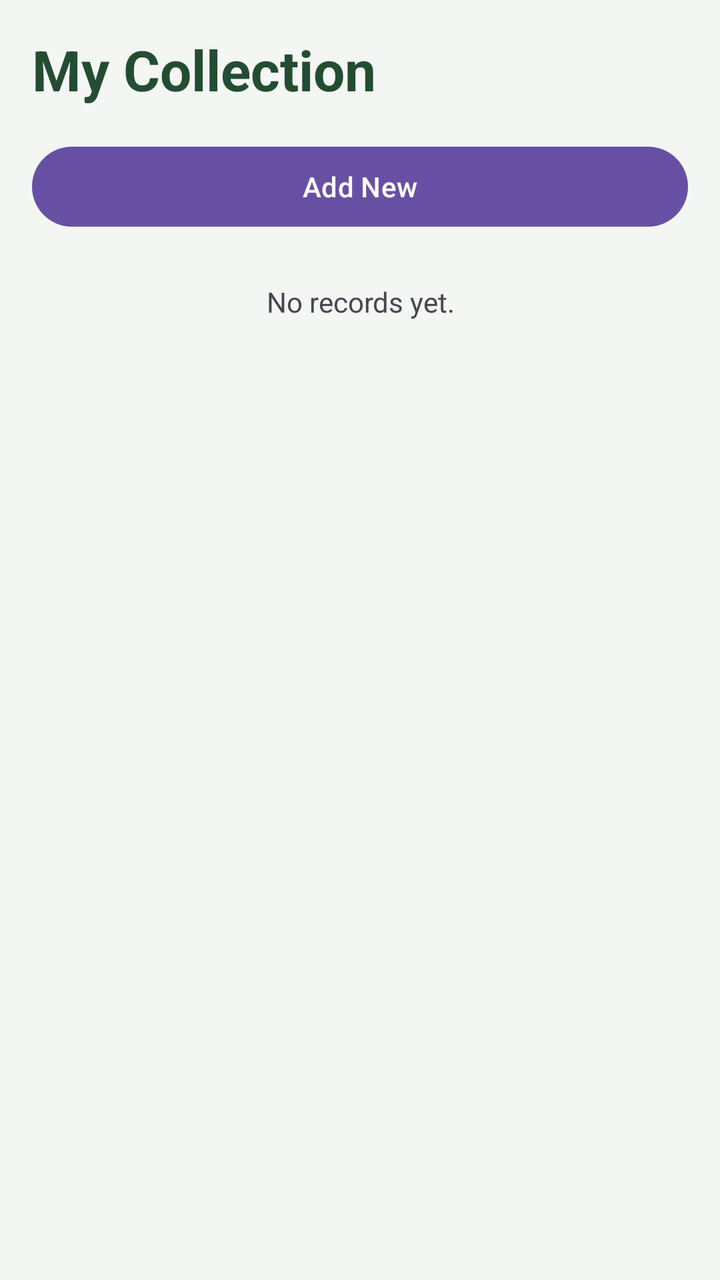
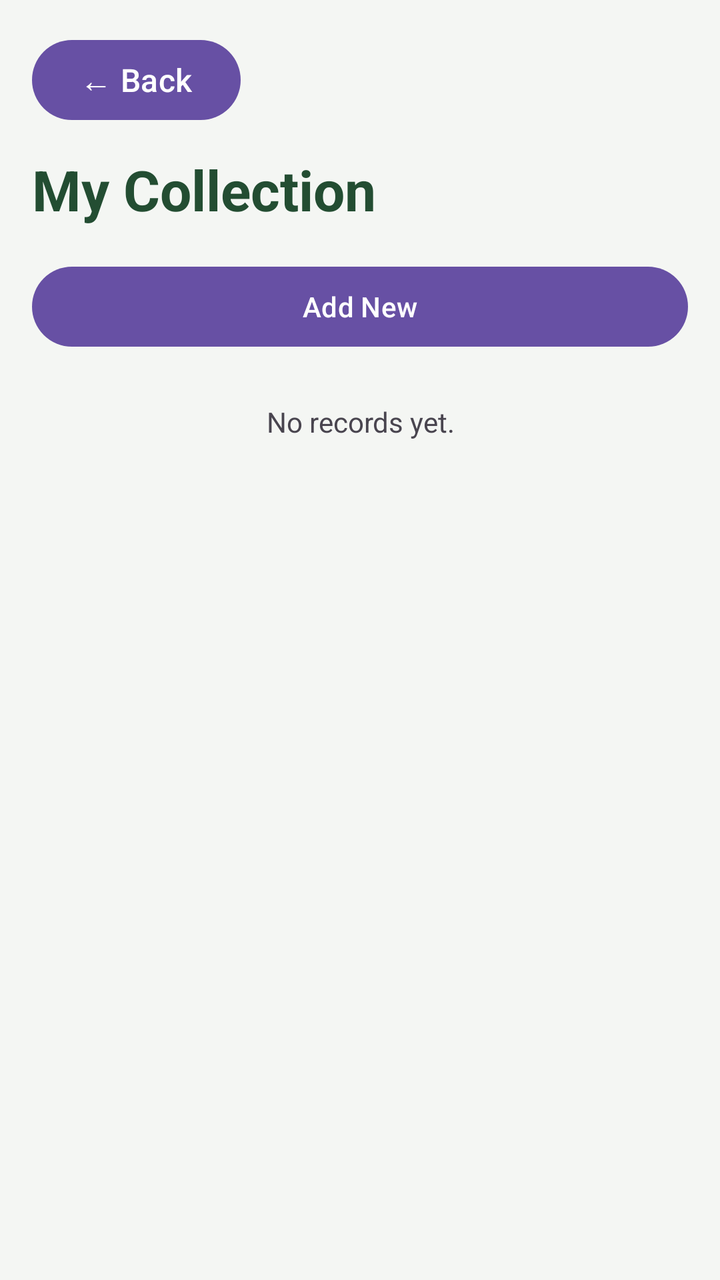

Before-and-after screenshots of an Android layout around one commit, followed by the original layout XML and the change that was made.
<!-- AndroidManifest.xml: application theme Theme.HuntersStory -->
<!-- res/layout/activity_collection.xml -->
<?xml version="1.0" encoding="utf-8"?>
<LinearLayout
    xmlns:android="http://schemas.android.com/apk/res/android"
    android:layout_width="match_parent"
    android:layout_height="match_parent"
    android:orientation="vertical"
    android:padding="16dp"
    android:background="#F4F6F3">

    <TextView
        android:id="@+id/tvCollectionTitle"
        android:layout_width="match_parent"
        android:layout_height="wrap_content"
        android:text="My Collection"
        android:textSize="28sp"
        android:textStyle="bold"
        android:textColor="#234D32"
        android:layout_marginBottom="16dp" />

    <Button
        android:id="@+id/btnAddCollection"
        android:layout_width="match_parent"
        android:layout_height="wrap_content"
        android:text="Add New" />

    <TextView
        android:id="@+id/tvCollectionEmpty"
        android:layout_width="match_parent"
        android:layout_height="wrap_content"
        android:text="No records yet."
        android:gravity="center"
        android:padding="24dp" />

    <androidx.recyclerview.widget.RecyclerView
        android:id="@+id/rvCollection"
        android:layout_width="match_parent"
        android:layout_height="0dp"
        android:layout_weight="1"
        android:layout_marginTop="12dp" />

</LinearLayout>
<!-- resources referenced by this layout -->
<resources>
  <style name="Theme.HuntersStory" parent="Base.Theme.HuntersStory" />
  <style name="Base.Theme.HuntersStory" parent="Theme.Material3.DayNight.NoActionBar">
          
          
      </style>
</resources>

<!-- the commit's change to res/layout/activity_collection.xml (unified diff, before → after) -->
@@ -6,6 +6,7 @@
     android:orientation="vertical"
     android:padding="16dp"
     android:background="#F4F6F3">
+    <include layout="@layout/layout_back_button" />
 
     <TextView
         android:id="@+id/tvCollectionTitle"
@@ -39,3 +40,14 @@
         android:layout_marginTop="12dp" />
 
 </LinearLayout>
+<!-- res/layout/layout_back_button.xml (included above) -->
+<?xml version="1.0" encoding="utf-8"?>
+<Button xmlns:android="http://schemas.android.com/apk/res/android"
+    android:id="@+id/btnBack"
+    android:layout_width="wrap_content"
+    android:layout_height="48dp"
+    android:layout_marginBottom="12dp"
+    android:text="← Back"
+    android:textAllCaps="false"
+    android:textSize="16sp"
+    android:contentDescription="Go back to previous screen" />
